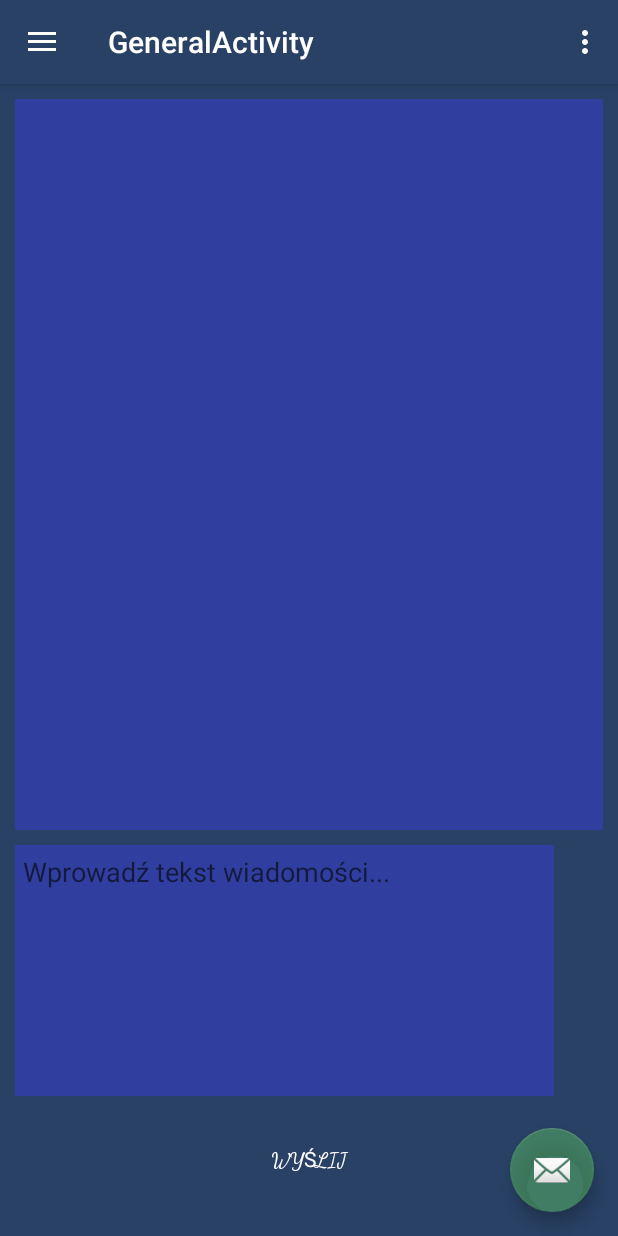
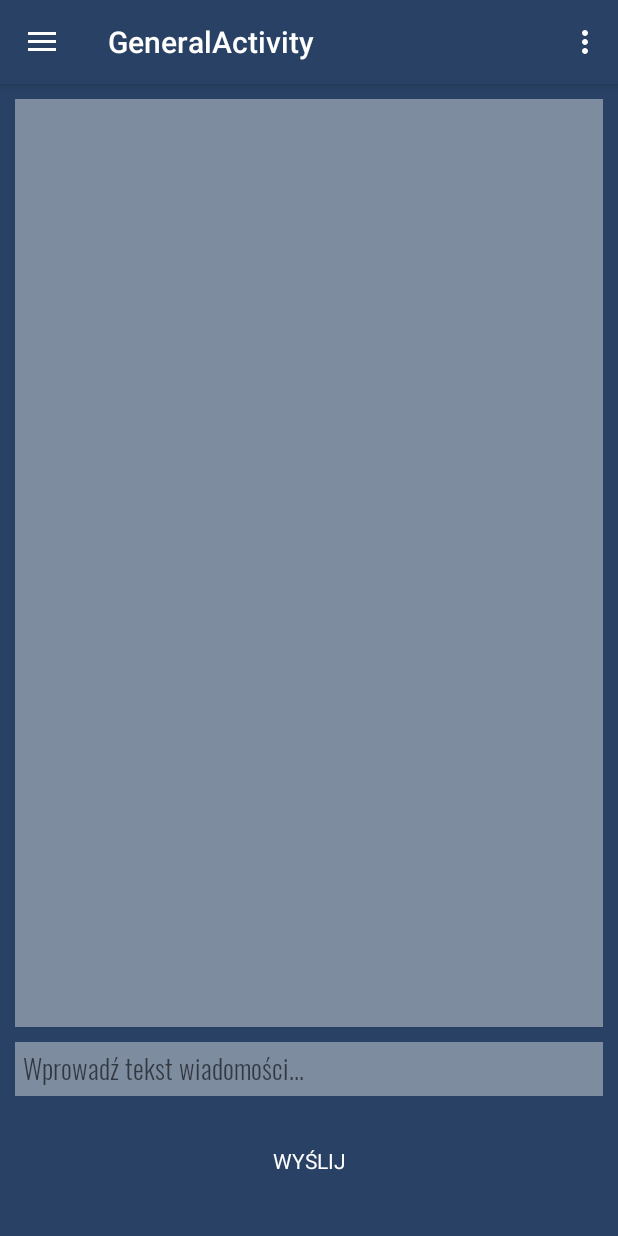
Before and after one commit to krystian111413/viva_la_salsa_messenger_app, an Android app: the GeneralActivity screen opened directly, with no data from a screen before it, on a phone screen of 412 x 824 dp. Run offline under Robolectric (Android 15) with nearby library versions, the phone set to English and light mode, and no system bars; 6 statements that could not run were skipped.

Commit message:
Poprawa wyglądu widoku message

```diff
--- /dev/null
+++ b/app/src/main/java/com/zerter/teamconnect/Controlers/MyEditText.java
@@ -0,0 +1,79 @@
+package com.zerter.teamconnect.Controlers;
+
+import android.content.Context;
+import android.content.res.TypedArray;
+import android.graphics.Typeface;
+import android.util.AttributeSet;
+import android.util.Log;
+
+import com.zerter.teamconnect.R;
+import java.util.Hashtable;
+
+/**
+ * Rozszerzenie Edittext
+ */
+
+public class MyEditText extends android.support.v7.widget.AppCompatEditText {
+    private  final String TAG = getClass().getName();
+    public MyEditText(Context context) {
+        super(context);
+    }
+
+    public MyEditText(Context context, AttributeSet attrs) {
+        super(context, attrs);
+        setCustomFont(context, attrs);
+//        setFontOswaldRegular();
+    }
+
+    public MyEditText(Context context, AttributeSet attrs, int defStyleAttr) {
+        super(context, attrs, defStyleAttr);
+        setCustomFont(context, attrs);
+//       setFontOswaldRegular();
+    }
+
+    private void setCustomFont(Context ctx, AttributeSet attrs) {
+        TypedArray a = ctx.obtainStyledAttributes(attrs, R.styleable.MyEditText);
+        String customFont = a.getString(R.styleable.MyEditText_customFont);
+        setCustomFont(ctx, customFont);
+        a.recycle();
+    }
+
+    public boolean setCustomFont(Context ctx, String asset) {
+        Typeface tf = null;
+        try {
+            tf = Typefaces.get(ctx,asset);
+        } catch (Exception e) {
+            Log.e(TAG, "Could not get typeface: "+e.getMessage());
+            return false;
+        }
+
+        setTypeface(tf);
+        return true;
+    }
+    /**
+     * Created by ampmedia on 2017-08-22.
+     */
+
+    public static class Typefaces {
+        private static final String TAG = "Typefaces";
+
+        private static final Hashtable<String, Typeface> cache = new Hashtable<String, Typeface>();
+
+        public static Typeface get(Context c, String assetPath) {
+            synchronized (cache) {
+                if (!cache.containsKey(assetPath)) {
+                    try {
+                        Typeface t = Typeface.createFromAsset(c.getAssets(),
+                                assetPath);
+                        cache.put(assetPath, t);
+                    } catch (Exception e) {
+                        Log.e(TAG, "Could not get typeface '" + assetPath
+                                + "' because " + e.getMessage());
+                        return null;
+                    }
+                }
+                return cache.get(assetPath);
+            }
+        }
+    }
+}
--- a/app/src/main/java/com/zerter/teamconnect/Views/Activities/GeneralActivity.java
+++ b/app/src/main/java/com/zerter/teamconnect/Views/Activities/GeneralActivity.java
@@ -4,9 +4,6 @@ import android.app.FragmentManager;
 import android.app.FragmentTransaction;
 import android.os.Bundle;
 import android.support.design.widget.FloatingActionButton;
-import android.support.design.widget.Snackbar;
-import android.support.v7.app.ActionBar;
-import android.view.View;
 import android.support.design.widget.NavigationView;
 import android.support.v4.view.GravityCompat;
 import android.support.v4.widget.DrawerLayout;
@@ -15,15 +12,16 @@ import android.support.v7.app.AppCompatActivity;
 import android.support.v7.widget.Toolbar;
 import android.view.Menu;
 import android.view.MenuItem;
+import android.view.View;
 
+import com.zerter.teamconnect.EdytujGrupyFragment;
+import com.zerter.teamconnect.R;
 import com.zerter.teamconnect.Views.Fragments.MenageGroupContacts;
-import com.zerter.teamconnect.EdytujGrupyFragment;
 import com.zerter.teamconnect.Views.Fragments.Message;
-import com.zerter.teamconnect.R;
 
 public class GeneralActivity extends AppCompatActivity
         implements NavigationView.OnNavigationItemSelectedListener {
-
+    FloatingActionButton fab;
     @Override
     protected void onCreate(Bundle savedInstanceState) {
         super.onCreate(savedInstanceState);
@@ -31,7 +29,7 @@ public class GeneralActivity extends AppCompatActivity
         Toolbar toolbar = (Toolbar) findViewById(R.id.toolbar);
         setSupportActionBar(toolbar);
 
-        FloatingActionButton fab = (FloatingActionButton) findViewById(R.id.fab);
+        fab = (FloatingActionButton) findViewById(R.id.fab);
         fab.setOnClickListener(new View.OnClickListener() {
             @Override
             public void onClick(View view) {
@@ -39,6 +37,7 @@ public class GeneralActivity extends AppCompatActivity
 //                        .setAction("Action", null).show();
                 Message message = new Message();
                 setContener(message);
+                fab.hide();
             }
         });
 
@@ -56,6 +55,7 @@ public class GeneralActivity extends AppCompatActivity
 
         Message message = new Message();
         setContener(message);
+        fab.hide();
     }
 
     @Override
@@ -103,9 +103,16 @@ public class GeneralActivity extends AppCompatActivity
         } else if (id == R.id.nav_menage_teams) {
             MenageGroupContacts menageGroupContacts = new MenageGroupContacts();
             setContener(menageGroupContacts);
+
         } else if (id == R.id.nav_history) {
             EdytujGrupyFragment edytujGrupyFragment = new EdytujGrupyFragment();
             setContener(edytujGrupyFragment);
+
+        }
+        if (id == R.id.nav_send_msg) {
+            fab.hide();
+        }else {
+            fab.show();
         }
 
         DrawerLayout drawer = (DrawerLayout) findViewById(R.id.drawer_layout);
@@ -114,7 +121,6 @@ public class GeneralActivity extends AppCompatActivity
     }
 
     private void setContener(android.app.Fragment fragment){
-
         FragmentManager FM = getFragmentManager();
         FragmentTransaction FT = FM.beginTransaction();
         FT.replace(R.id.GeneralContener, fragment);
--- a/app/src/main/res/layout/activity_message.xml
+++ b/app/src/main/res/layout/activity_message.xml
@@ -10,24 +10,23 @@
     tools:layout_editor_absoluteX="8dp"
     tools:layout_editor_absoluteY="8dp">
 
-    <EditText
+    <com.zerter.teamconnect.Controlers.MyEditText
         android:id="@+id/editText_tresc_smsa"
-        android:layout_width="359dp"
-        android:layout_height="167dp"
+        android:layout_width="match_parent"
+        android:layout_height="wrap_content"
         android:layout_above="@+id/button_wyslij"
         android:layout_alignParentStart="true"
         android:layout_marginBottom="18dp"
         android:background="@color/colorPrimaryDark"
-        android:gravity="top|left"
+        android:gravity="top|start"
         android:hint="@string/hint_pola_wiadomosci"
-        android:inputType="textImeMultiLine"
-        android:minHeight="167dp"
         android:padding="5dp"
         android:textColorLink="@android:color/black"
+        app:customFont="fonts/Oswald-Light.ttf"
         tools:layout_editor_absoluteX="8dp"
         tools:layout_editor_absoluteY="16dp" />
 
-    <Button
+    <com.zerter.teamconnect.Controlers.MyButton
         android:id="@+id/button_wyslij"
         android:layout_width="match_parent"
         android:layout_height="50dp"
@@ -40,7 +39,8 @@
         android:text="@string/send_button"
         android:textColor="@android:color/background_light"
         app:layout_constraintTop_toBottomOf="@+id/editText_tresc_smsa"
-        tools:layout_editor_absoluteX="182dp" />
+        tools:layout_editor_absoluteX="182dp"
+        app:customFont="fonts/Oswald-Bold.ttf"/>
 
     <ListView
         android:id="@+id/ListViewListaGrupKontaktow"
--- a/app/src/main/res/values/colors.xml
+++ b/app/src/main/res/values/colors.xml
@@ -1,6 +1,6 @@
 <?xml version="1.0" encoding="utf-8"?>
 <resources>
     <color name="colorPrimary">#284164</color>
-    <color name="colorPrimaryDark">#303f9f</color>
+    <color name="colorPrimaryDark">#71eaeaea</color>
     <color name="colorAccent">#7c5abc63</color>
 </resources>
--- a/app/src/main/res/values/styles.xml
+++ b/app/src/main/res/values/styles.xml
@@ -16,5 +16,7 @@
     <style name="AppTheme.AppBarOverlay" parent="ThemeOverlay.AppCompat.Dark.ActionBar" />
 
     <style name="AppTheme.PopupOverlay" parent="ThemeOverlay.AppCompat.Light" />
-
+    <declare-styleable name="MyEditText">
+        <attr name="customFont" format="string"/>
+    </declare-styleable>
 </resources>
```
Also changed, not shown: 1 other file.
